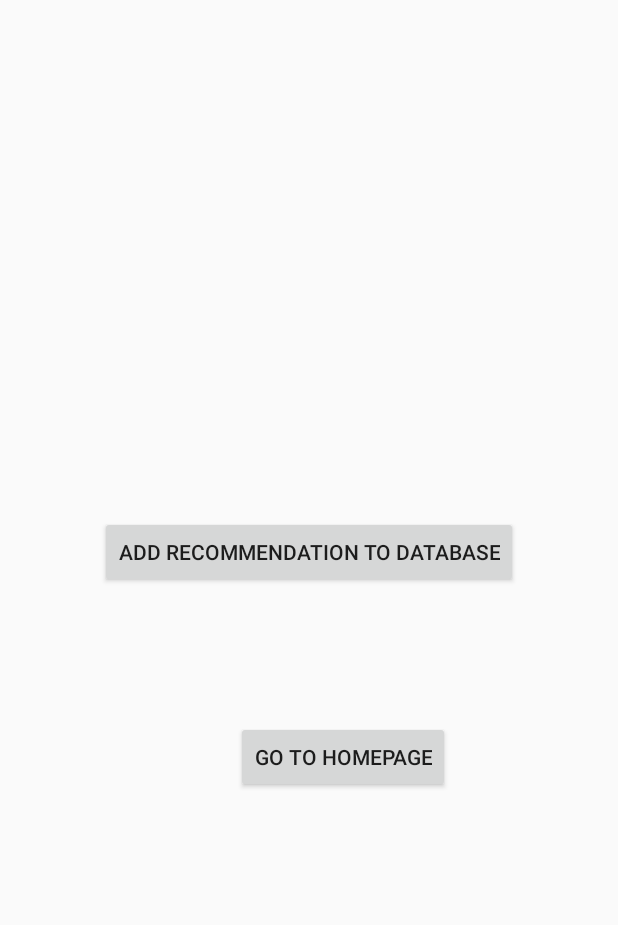
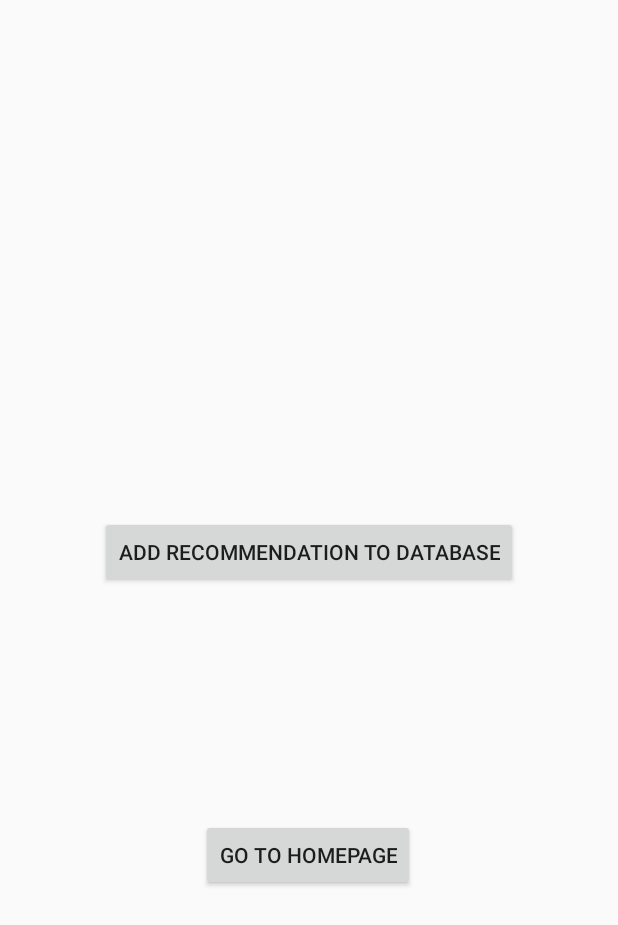
Before and after one commit to helmersj20/Senior-Project, an Android app: the Recommend screen opened directly, with no data from a screen before it, on a phone screen of 412 x 824 dp. Shown: the top 925 px of the screen. Run offline under Robolectric (Android 15) with nearby library versions, the light colour scheme and no system bars; 1 statement that could not run was skipped.

Commit message:
Refactor text view names and alter layout of buttons and text views on pages

```diff
--- a/app/src/main/java/com/example/tennisstringrecommender/DatabaseView.java
+++ b/app/src/main/java/com/example/tennisstringrecommender/DatabaseView.java
@@ -29,7 +29,7 @@ public class DatabaseView extends AppCompatActivity {
         setContentView(R.layout.activity_database_view);
         listView = (ListView) findViewById(R.id.ListView);
         databaseHelper = new DatabaseHelper(this);
-        Button homeFromDataButton = (Button) findViewById(R.id.button7);
+        Button homeFromDataButton = (Button) findViewById(R.id.homeFromDataButton);
 
         populateListView();
 
--- a/app/src/main/java/com/example/tennisstringrecommender/EditDataActivity.java
+++ b/app/src/main/java/com/example/tennisstringrecommender/EditDataActivity.java
@@ -26,9 +26,9 @@ public class EditDataActivity extends AppCompatActivity {
     protected void onCreate(@Nullable Bundle savedInstanceState) {
         super.onCreate(savedInstanceState);
         setContentView(R.layout.activity_edit_data);
-        deleteButton = (Button) findViewById(R.id.button5);
-        dbFromEditButton = (Button) findViewById(R.id.button6);
-        dataText = (TextView) findViewById(R.id.textView3);
+        deleteButton = (Button) findViewById(R.id.deleteButton);
+        dbFromEditButton = (Button) findViewById(R.id.dbFromEditButton);
+        dataText = (TextView) findViewById(R.id.dataRec);
         databaseHelper = new DatabaseHelper(this);
 
         Intent receivedIntent = getIntent();
--- a/app/src/main/java/com/example/tennisstringrecommender/MainActivity.java
+++ b/app/src/main/java/com/example/tennisstringrecommender/MainActivity.java
@@ -6,7 +6,6 @@ import android.content.Intent;
 import android.os.Bundle;
 import android.view.View;
 import android.widget.Button;
-import android.widget.EditText;
 
 public class MainActivity extends AppCompatActivity {
 
@@ -17,8 +16,8 @@ public class MainActivity extends AppCompatActivity {
         super.onCreate(savedInstanceState);
         setContentView(R.layout.activity_main);
 
-        Button beginButton = (Button) findViewById(R.id.button);
-        Button prevRecButton = (Button) findViewById(R.id.button2);
+        Button beginButton = (Button) findViewById(R.id.beginButton);
+        Button prevRecButton = (Button) findViewById(R.id.prevRecButton);
         databaseHelper = new DatabaseHelper(this);
 
 
--- a/app/src/main/java/com/example/tennisstringrecommender/Recommend.java
+++ b/app/src/main/java/com/example/tennisstringrecommender/Recommend.java
@@ -21,8 +21,8 @@ public class Recommend extends AppCompatActivity {
         super.onCreate(savedInstanceState);
         setContentView(R.layout.activity_recommendation);
         String recString = "";
-        Button addButton = (Button) findViewById(R.id.button3);
-        Button homeFromRecButton = (Button) findViewById(R.id.button4);
+        Button addButton = (Button) findViewById(R.id.addButton);
+        Button homeFromRecButton = (Button) findViewById(R.id.homeFromRecButton);
         databaseHelper = new DatabaseHelper(this);
 
         Intent intent = getIntent();
--- a/app/src/main/res/layout/activity_database_view.xml
+++ b/app/src/main/res/layout/activity_database_view.xml
@@ -16,7 +16,7 @@
     </ListView>
 
     <Button
-        android:id="@+id/button7"
+        android:id="@+id/homeFromDataButton"
         android:layout_width="wrap_content"
         android:layout_height="wrap_content"
         android:text="Go Back to Home Page"
--- a/app/src/main/res/layout/activity_experience_level.xml
+++ b/app/src/main/res/layout/activity_experience_level.xml
@@ -7,7 +7,7 @@
     tools:context=".ExperienceLevel">
 
     <TextView
-        android:id="@+id/textView2"
+        android:id="@+id/expQuestion"
         android:layout_width="wrap_content"
         android:layout_height="wrap_content"
         android:layout_marginBottom="498dp"
--- a/app/src/main/res/layout/activity_power_level.xml
+++ b/app/src/main/res/layout/activity_power_level.xml
@@ -47,7 +47,7 @@
         android:id="@+id/powerLevelText"
         android:layout_width="wrap_content"
         android:layout_height="wrap_content"
-        android:layout_marginBottom="44dp"
+        android:layout_marginBottom="70dp"
         android:layout_marginEnd="91dp"
         android:layout_marginLeft="91dp"
         android:layout_marginRight="91dp"
--- a/app/src/main/res/layout/activity_price_level.xml
+++ b/app/src/main/res/layout/activity_price_level.xml
@@ -47,7 +47,7 @@
         android:id="@+id/priceLevelText"
         android:layout_width="wrap_content"
         android:layout_height="wrap_content"
-        android:layout_marginBottom="44dp"
+        android:layout_marginBottom="70dp"
         android:layout_marginEnd="91dp"
         android:layout_marginLeft="91dp"
         android:layout_marginRight="91dp"
--- a/app/src/main/res/layout/activity_recommendation.xml
+++ b/app/src/main/res/layout/activity_recommendation.xml
@@ -8,7 +8,7 @@
     tools:context=".Recommend">
 
     <Button
-        android:id="@+id/button3"
+        android:id="@+id/addButton"
         android:layout_width="wrap_content"
         android:layout_height="wrap_content"
         android:layout_marginBottom="386dp"
@@ -28,16 +28,18 @@
         android:layout_width="wrap_content"
         android:layout_height="wrap_content"
         android:layout_marginBottom="227dp"
-        android:layout_marginEnd="190dp"
-        android:layout_marginLeft="163dp"
-        android:layout_marginRight="190dp"
-        android:layout_marginStart="163dp"
+        android:layout_marginEnd="176dp"
+        android:layout_marginLeft="176dp"
+        android:layout_marginRight="176dp"
+        android:layout_marginStart="176dp"
         android:layout_marginTop="52dp"
         android:text="TextView"
-        app:layout_constraintBottom_toTopOf="@+id/button3"
+        android:textAppearance="@style/TextAppearance.AppCompat.Large"
+        app:layout_constraintBottom_toTopOf="@+id/addButton"
         app:layout_constraintEnd_toEndOf="parent"
         app:layout_constraintStart_toStartOf="parent"
-        app:layout_constraintTop_toTopOf="parent" />
+        app:layout_constraintTop_toTopOf="parent"
+        app:layout_constraintVertical_bias="0.0" />
 
     <com.google.android.material.appbar.AppBarLayout
         android:id="@+id/appBarLayout"
@@ -53,19 +55,20 @@
         app:layout_constraintTop_toTopOf="parent" />
 
     <Button
-        android:id="@+id/button4"
+        android:id="@+id/homeFromRecButton"
         android:layout_width="wrap_content"
         android:layout_height="wrap_content"
-        android:layout_marginBottom="272dp"
-        android:layout_marginEnd="113dp"
-        android:layout_marginLeft="158dp"
-        android:layout_marginRight="113dp"
-        android:layout_marginStart="158dp"
-        android:layout_marginTop="65dp"
+        android:layout_marginBottom="230dp"
+        android:layout_marginEnd="133dp"
+        android:layout_marginLeft="132dp"
+        android:layout_marginRight="133dp"
+        android:layout_marginStart="132dp"
+        android:layout_marginTop="200dp"
         android:text="Go to Homepage"
         app:layout_constraintBottom_toBottomOf="parent"
         app:layout_constraintEnd_toEndOf="parent"
         app:layout_constraintStart_toStartOf="parent"
-        app:layout_constraintTop_toBottomOf="@+id/button3" />
+        app:layout_constraintTop_toBottomOf="@+id/addButton"
+        app:layout_constraintVertical_bias="1.0" />
 
 </androidx.constraintlayout.widget.ConstraintLayout>
--- a/app/src/main/res/values/strings.xml
+++ b/app/src/main/res/values/strings.xml
@@ -15,9 +15,9 @@
     <string name="mediumPrice">Medium</string>
     <string name="highPrice">High</string>
     <string name="what_price_level_are_you_looking_for">What price level are you looking for?</string>
-    <string name="low_power">Low Power</string>
-    <string name="medium_power">Medium Power</string>
-    <string name="high_power">High Power</string>
+    <string name="low_power">Low</string>
+    <string name="medium_power">Medium</string>
+    <string name="high_power">High</string>
     <string name="power_text">What Power Level Would You Prefer?</string>
     <string name="view_previous_recommendations">View Previous Recommendations</string>
 </resources>
```
Also changed, not shown: app/src/main/res/layout/activity_edit_data.xml (+6 -6 lines), app/src/main/res/layout/activity_main.xml (+16 -11 lines).
